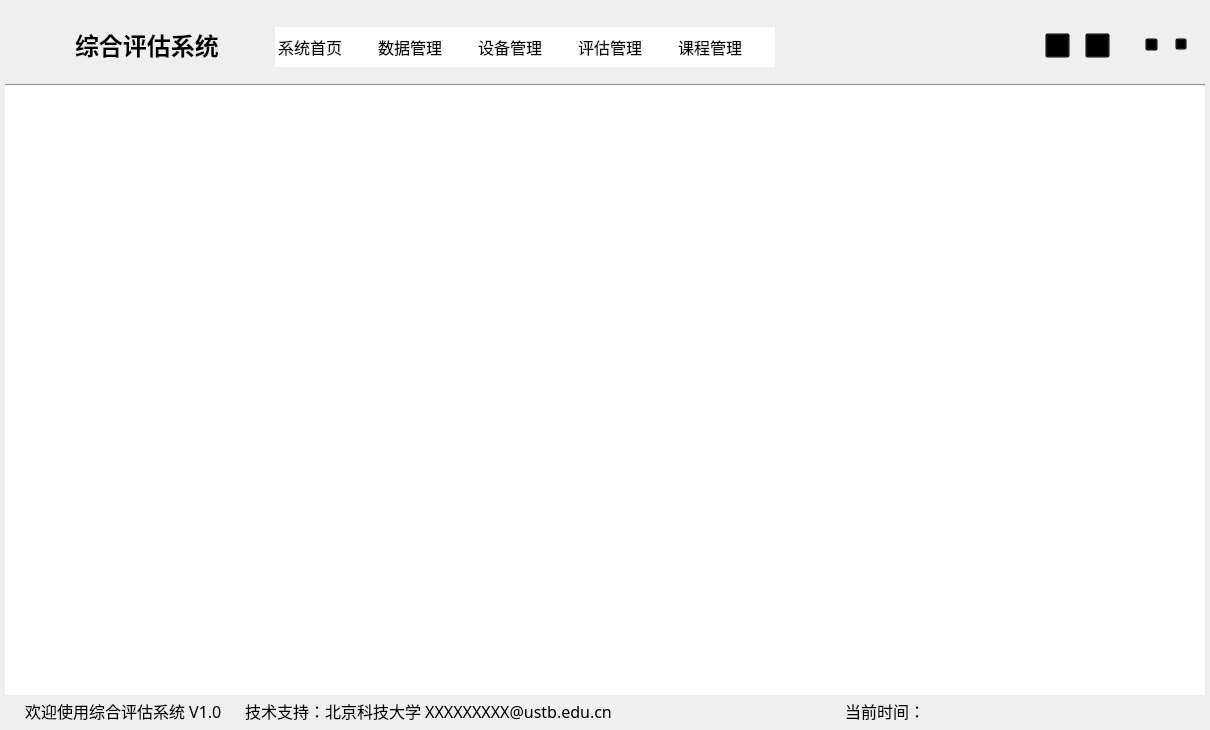
Above: T_e_s/T_e_s.ui from lixuehan1129/TESDemo before the change. Below: the same form after it.
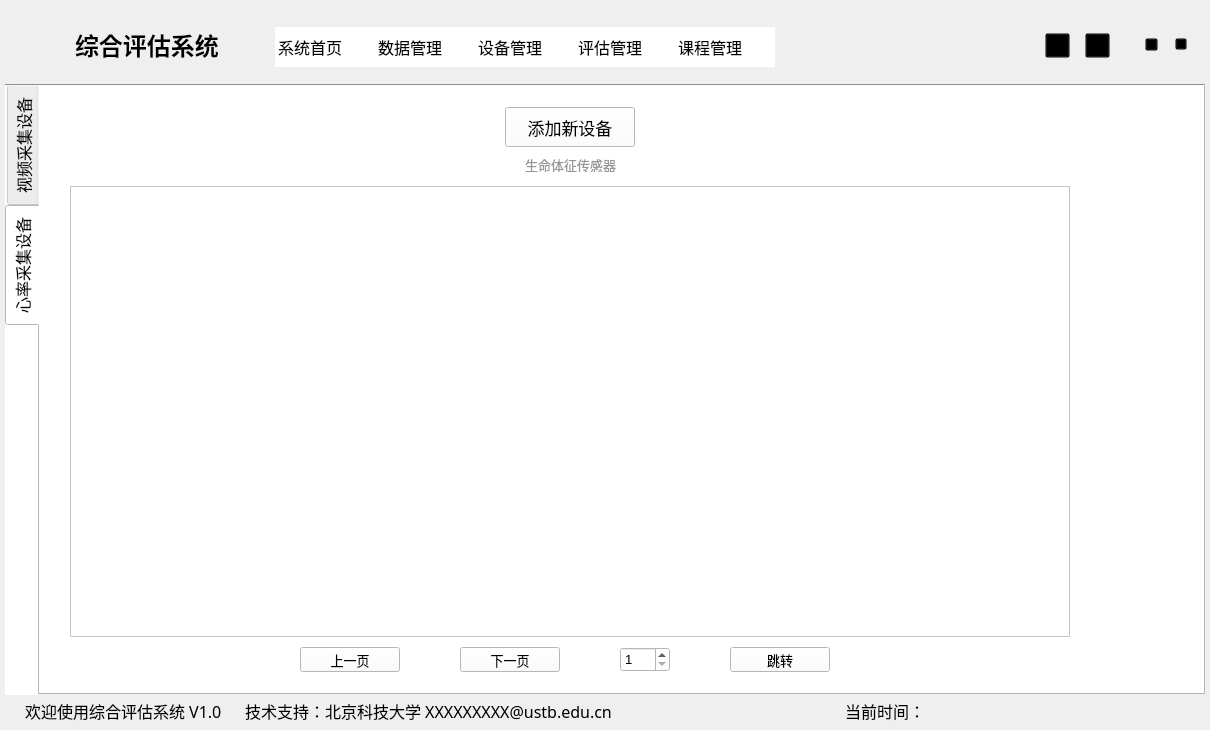
That is the form after the change. The open tabs and pages were chosen to show the change. Icons and pictures are not drawn.

```diff
--- a/T_e_s/T_e_s.ui
+++ b/T_e_s/T_e_s.ui
@@ -938,7 +938,305 @@
        </widget>
       </widget>
      </widget>
-     <widget class="QWidget" name="page_three"/>
+     <widget class="QWidget" name="page_three">
+      <widget class="QTabWidget" name="tabWidget_2">
+       <property name="geometry">
+        <rect>
+         <x>0</x>
+         <y>0</y>
+         <width>1200</width>
+         <height>610</height>
+        </rect>
+       </property>
+       <property name="font">
+        <font>
+         <family>黑体</family>
+         <pointsize>12</pointsize>
+        </font>
+       </property>
+       <property name="tabPosition">
+        <enum>QTabWidget::West</enum>
+       </property>
+       <property name="currentIndex">
+        <number>1</number>
+       </property>
+       <widget class="QWidget" name="tab_camera">
+        <attribute name="title">
+         <string>视频采集设备</string>
+        </attribute>
+        <widget class="QPushButton" name="pushButton_addDevice">
+         <property name="geometry">
+          <rect>
+           <x>465</x>
+           <y>20</y>
+           <width>130</width>
+           <height>40</height>
+          </rect>
+         </property>
+         <property name="font">
+          <font>
+           <pointsize>13</pointsize>
+          </font>
+         </property>
+         <property name="text">
+          <string>添加新设备</string>
+         </property>
+        </widget>
+        <widget class="QTableWidget" name="tableWidget_addDevice">
+         <property name="geometry">
+          <rect>
+           <x>30</x>
+           <y>99</y>
+           <width>1000</width>
+           <height>451</height>
+          </rect>
+         </property>
+        </widget>
+        <widget class="QLabel" name="label_25">
+         <property name="geometry">
+          <rect>
+           <x>380</x>
+           <y>70</y>
+           <width>300</width>
+           <height>15</height>
+          </rect>
+         </property>
+         <property name="font">
+          <font>
+           <family>Algerian</family>
+           <pointsize>10</pointsize>
+          </font>
+         </property>
+         <property name="layoutDirection">
+          <enum>Qt::LeftToRight</enum>
+         </property>
+         <property name="styleSheet">
+          <string notr="true">color: rgb(150, 150, 150);</string>
+         </property>
+         <property name="text">
+          <string>系统支持海康威视网络摄像头，其余还在开发中</string>
+         </property>
+         <property name="alignment">
+          <set>Qt::AlignCenter</set>
+         </property>
+        </widget>
+        <widget class="QPushButton" name="pushButton_addDevice_up">
+         <property name="geometry">
+          <rect>
+           <x>260</x>
+           <y>560</y>
+           <width>100</width>
+           <height>25</height>
+          </rect>
+         </property>
+         <property name="font">
+          <font>
+           <pointsize>10</pointsize>
+          </font>
+         </property>
+         <property name="text">
+          <string>上一页</string>
+         </property>
+        </widget>
+        <widget class="QPushButton" name="pushButton_addDevice_down">
+         <property name="geometry">
+          <rect>
+           <x>420</x>
+           <y>560</y>
+           <width>100</width>
+           <height>25</height>
+          </rect>
+         </property>
+         <property name="font">
+          <font>
+           <pointsize>10</pointsize>
+          </font>
+         </property>
+         <property name="text">
+          <string>下一页</string>
+         </property>
+        </widget>
+        <widget class="QPushButton" name="pushButton_addDevice_jump">
+         <property name="geometry">
+          <rect>
+           <x>690</x>
+           <y>560</y>
+           <width>100</width>
+           <height>25</height>
+          </rect>
+         </property>
+         <property name="font">
+          <font>
+           <pointsize>10</pointsize>
+          </font>
+         </property>
+         <property name="text">
+          <string>跳转</string>
+         </property>
+        </widget>
+        <widget class="QSpinBox" name="spinBox_addDevice">
+         <property name="geometry">
+          <rect>
+           <x>580</x>
+           <y>560</y>
+           <width>50</width>
+           <height>25</height>
+          </rect>
+         </property>
+         <property name="font">
+          <font>
+           <pointsize>10</pointsize>
+          </font>
+         </property>
+         <property name="styleSheet">
+          <string notr="true">border-color: rgb(65, 130, 195);</string>
+         </property>
+         <property name="minimum">
+          <number>1</number>
+         </property>
+        </widget>
+       </widget>
+       <widget class="QWidget" name="tab_ecg">
+        <attribute name="title">
+         <string>心率采集设备</string>
+        </attribute>
+        <widget class="QPushButton" name="pushButton_addEcg">
+         <property name="geometry">
+          <rect>
+           <x>465</x>
+           <y>20</y>
+           <width>130</width>
+           <height>40</height>
+          </rect>
+         </property>
+         <property name="font">
+          <font>
+           <pointsize>13</pointsize>
+          </font>
+         </property>
+         <property name="inputMethodHints">
+          <set>Qt::ImhNone</set>
+         </property>
+         <property name="text">
+          <string>添加新设备</string>
+         </property>
+        </widget>
+        <widget class="QTableWidget" name="tableWidget_addEcg">
+         <property name="geometry">
+          <rect>
+           <x>30</x>
+           <y>99</y>
+           <width>1000</width>
+           <height>451</height>
+          </rect>
+         </property>
+        </widget>
+        <widget class="QPushButton" name="pushButton_addEcg_jump">
+         <property name="geometry">
+          <rect>
+           <x>690</x>
+           <y>560</y>
+           <width>100</width>
+           <height>25</height>
+          </rect>
+         </property>
+         <property name="font">
+          <font>
+           <pointsize>10</pointsize>
+          </font>
+         </property>
+         <property name="text">
+          <string>跳转</string>
+         </property>
+        </widget>
+        <widget class="QSpinBox" name="spinBox_addEcg">
+         <property name="geometry">
+          <rect>
+           <x>580</x>
+           <y>560</y>
+           <width>50</width>
+           <height>25</height>
+          </rect>
+         </property>
+         <property name="font">
+          <font>
+           <pointsize>10</pointsize>
+          </font>
+         </property>
+         <property name="styleSheet">
+          <string notr="true">border-color: rgb(65, 130, 195);</string>
+         </property>
+         <property name="minimum">
+          <number>1</number>
+         </property>
+        </widget>
+        <widget class="QPushButton" name="pushButton_addEcg_up">
+         <property name="geometry">
+          <rect>
+           <x>260</x>
+           <y>560</y>
+           <width>100</width>
+           <height>25</height>
+          </rect>
+         </property>
+         <property name="font">
+          <font>
+           <pointsize>10</pointsize>
+          </font>
+         </property>
+         <property name="text">
+          <string>上一页</string>
+         </property>
+        </widget>
+        <widget class="QLabel" name="label_26">
+         <property name="geometry">
+          <rect>
+           <x>380</x>
+           <y>70</y>
+           <width>301</width>
+           <height>15</height>
+          </rect>
+         </property>
+         <property name="font">
+          <font>
+           <family>Algerian</family>
+           <pointsize>10</pointsize>
+          </font>
+         </property>
+         <property name="layoutDirection">
+          <enum>Qt::LeftToRight</enum>
+         </property>
+         <property name="styleSheet">
+          <string notr="true">color: rgb(150, 150, 150);</string>
+         </property>
+         <property name="text">
+          <string>生命体征传感器</string>
+         </property>
+         <property name="alignment">
+          <set>Qt::AlignCenter</set>
+         </property>
+        </widget>
+        <widget class="QPushButton" name="pushButton_addEcg_down">
+         <property name="geometry">
+          <rect>
+           <x>420</x>
+           <y>560</y>
+           <width>100</width>
+           <height>25</height>
+          </rect>
+         </property>
+         <property name="font">
+          <font>
+           <pointsize>10</pointsize>
+          </font>
+         </property>
+         <property name="text">
+          <string>下一页</string>
+         </property>
+        </widget>
+       </widget>
+      </widget>
+     </widget>
      <widget class="QWidget" name="page_four">
       <widget class="QLabel" name="label_video1">
        <property name="geometry">
```
Left out of the diff: 86 changed lines with no effect on the pictures.
